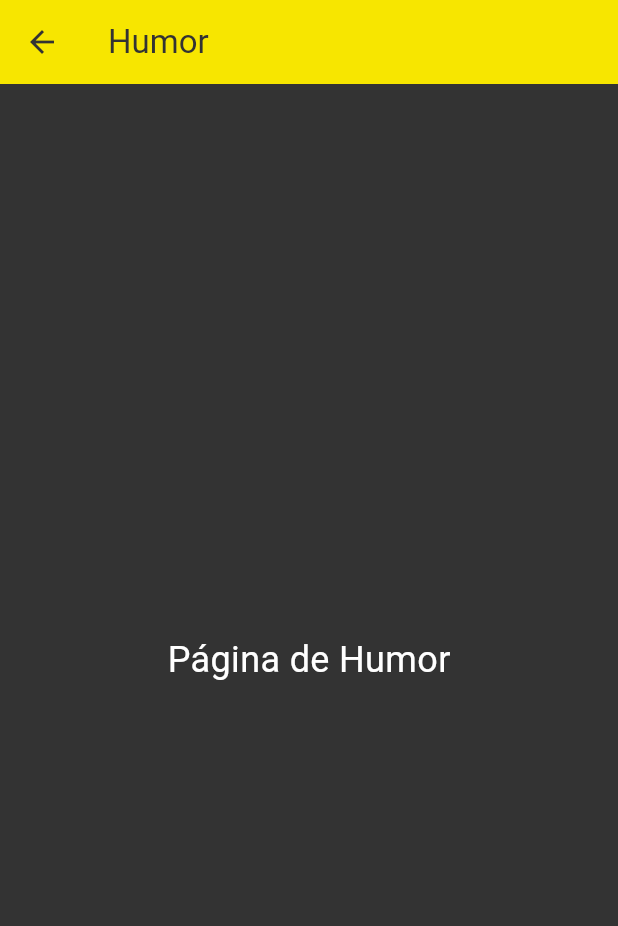
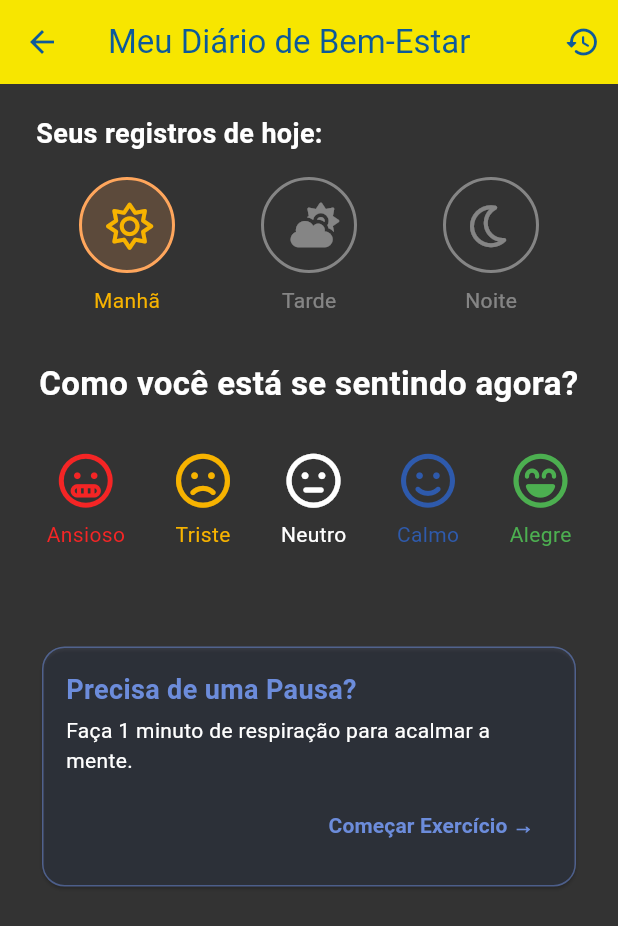
Before and after one commit to GabrielS0usa/projeto_tcc, a Flutter app: the HealthScreen screen opened directly, after a tap on an icon or button, on a phone screen of 412 x 824 dp. Shown: the top 926 px of the screen. Run offline on Flutter 3.47's test engine with Material 3 defaults, Android fonts, the phone set to English and light mode, and no system bars; our stand-ins replace flutter_secure_storage, font_awesome_flutter; accounts and stored records are empty.

Commit message:
Criação tela de Diario de Bem estar

```diff
--- a/frontend/lib/main.dart
+++ b/frontend/lib/main.dart
@@ -1,5 +1,7 @@
 import 'package:flutter/material.dart';
 import 'package:flutter_localizations/flutter_localizations.dart';
+import 'package:projeto/screens/diario_bem_estar_screen.dart';
+import 'package:projeto/screens/health_screen.dart';
 import 'screens/login_screen.dart';
 
 void main() {
@@ -25,7 +27,7 @@ class MyApp extends StatelessWidget {
       ],
       locale: const Locale('pt', 'BR'),
 
-      home: const LoginScreen(),
+      home: const HealthScreen(),
     );
   }
 }
--- /dev/null
+++ b/frontend/lib/screens/diario_bem_estar_screen.dart
@@ -0,0 +1,369 @@
+// lib/screens/diario_bem_estar_screen.dart
+
+import 'package:flutter/material.dart';
+import 'package:font_awesome_flutter/font_awesome_flutter.dart';
+import 'package:intl/intl.dart';
+import '../theme/app_colors.dart';
+
+// Enums para deixar o código mais limpo e seguro
+enum Humor { ansioso, triste, neutro, calmo, alegre }
+enum PeriodoDia { manha, tarde, noite }
+
+class DiarioBemEstarScreen extends StatefulWidget {
+  const DiarioBemEstarScreen({Key? key}) : super(key: key);
+
+  @override
+  _DiarioBemEstarScreenState createState() => _DiarioBemEstarScreenState();
+}
+
+class _DiarioBemEstarScreenState extends State<DiarioBemEstarScreen> {
+  // Variáveis de estado da tela
+  Humor? _selectedHumor;
+  final TextEditingController _noteController = TextEditingController();
+  PeriodoDia _currentPeriod = PeriodoDia.manha;
+
+  // Simulação de registros salvos
+  Humor? _registroManha;
+  Humor? _registroTarde;
+  Humor? _registroNoite;
+
+  bool get _isPeriodoAtualRegistrado {
+    if (_currentPeriod == PeriodoDia.manha) return _registroManha != null;
+    if (_currentPeriod == PeriodoDia.tarde) return _registroTarde != null;
+    if (_currentPeriod == PeriodoDia.noite) return _registroNoite != null;
+    return false;
+  }
+
+  @override
+  void initState() {
+    super.initState();
+    _determineCurrentPeriod();
+  }
+
+  void _determineCurrentPeriod() {
+    final hour = DateTime.now().hour;
+    if (hour >= 5 && hour < 12) {
+      _currentPeriod = PeriodoDia.manha;
+    } else if (hour >= 12 && hour < 18) {
+      _currentPeriod = PeriodoDia.tarde;
+    } else {
+      _currentPeriod = PeriodoDia.noite;
+    }
+  }
+
+  String _getFormattedDate() {
+    return DateFormat('EEEE, d \'de\' MMMM', 'pt_BR').format(DateTime.now());
+  }
+
+  void _salvarSentimento() {
+    if (_selectedHumor == null) return;
+
+    setState(() {
+      if (_currentPeriod == PeriodoDia.manha) _registroManha = _selectedHumor;
+      if (_currentPeriod == PeriodoDia.tarde) _registroTarde = _selectedHumor;
+      if (_currentPeriod == PeriodoDia.noite) _registroNoite = _selectedHumor;
+      _selectedHumor = null;
+    });
+
+    ScaffoldMessenger.of(context).showSnackBar(
+      const SnackBar(
+        content: Text('Seu sentimento foi guardado com carinho!'),
+        backgroundColor: VivaBemColors.verdeConfirmacao,
+      ),
+    );
+  }
+
+  @override
+  Widget build(BuildContext context) {
+    return Scaffold(
+      backgroundColor: VivaBemColors.cinzaEscuro,
+      appBar: AppBar(
+        backgroundColor: VivaBemColors.botaoAmareloSol,
+        title: const Text(
+          'Meu Diário de Bem-Estar',
+          style: TextStyle(color: VivaBemColors.botaoAzulProfundo), // MUDANÇA: Texto branco
+        ),
+        iconTheme: const IconThemeData(color: VivaBemColors.botaoAzulProfundo), // MUDANÇA: Ícone de voltar branco
+        actions: [
+          IconButton(
+            icon: const Icon(Icons.history_rounded),
+            onPressed: () {
+              ScaffoldMessenger.of(context).showSnackBar(
+                const SnackBar(content: Text('Tela de Histórico a ser implementada!')),
+              );
+            },
+          ),
+        ],
+      ),
+      body: SingleChildScrollView(
+        padding: const EdgeInsets.symmetric(horizontal: 24.0, vertical: 20.0),
+        child: Column(
+          crossAxisAlignment: CrossAxisAlignment.start,
+          children: [
+            _buildDailyProgressTracker(),
+            const SizedBox(height: 30),
+            if (!_isPeriodoAtualRegistrado) _buildRegistroSection(),
+            if (_isPeriodoAtualRegistrado) _buildMensagemConcluido(),
+            const SizedBox(height: 30),
+            if (_registroManha != null || _registroTarde != null || _registroNoite != null)
+              _buildInspirationCard(),
+            const SizedBox(height: 20),
+            _buildToolsCard(),
+          ],
+        ),
+      ),
+    );
+  }
+
+  Widget _buildDailyProgressTracker() {
+    return Column(
+      crossAxisAlignment: CrossAxisAlignment.start,
+      children: [
+        const Text(
+          'Seus registros de hoje:',
+          // MUDANÇA: Texto branco para o tema escuro
+          style: TextStyle(fontSize: 18, fontWeight: FontWeight.bold, color: VivaBemColors.branco),
+        ),
+        const SizedBox(height: 16),
+        Row(
+          mainAxisAlignment: MainAxisAlignment.spaceAround,
+          children: [
+            _buildPeriodIcon(PeriodoDia.manha, FontAwesomeIcons.sun, "Manhã"),
+            _buildPeriodIcon(PeriodoDia.tarde, FontAwesomeIcons.cloudSun, "Tarde"),
+            _buildPeriodIcon(PeriodoDia.noite, FontAwesomeIcons.moon, "Noite"),
+          ],
+        ),
+      ],
+    );
+  }
+
+  Widget _buildPeriodIcon(PeriodoDia periodo, IconData icon, String label) {
+    bool isActive = _currentPeriod == periodo;
+    bool isCompleted = (_registroManha != null && periodo == PeriodoDia.manha) ||
+                       (_registroTarde != null && periodo == PeriodoDia.tarde) ||
+                       (_registroNoite != null && periodo == PeriodoDia.noite);
+    // MUDANÇA: Cor inativa ajustada para o tema escuro
+    Color inactiveColor = VivaBemColors.branco.withOpacity(0.4);
+
+    return Column(
+      children: [
+        Container(
+          padding: const EdgeInsets.all(16),
+          decoration: BoxDecoration(
+            shape: BoxShape.circle,
+            color: isCompleted
+                ? VivaBemColors.verdeConfirmacao.withOpacity(0.2)
+                : isActive
+                    ? VivaBemColors.laranjaSuave.withOpacity(0.2)
+                    : Colors.transparent, // Fundo transparente para inativos
+            border: Border.all(
+              color: isCompleted
+                  ? VivaBemColors.verdeConfirmacao
+                  : isActive ? VivaBemColors.laranjaSuave : inactiveColor,
+              width: 2,
+            ),
+          ),
+          child: isCompleted
+              ? const Icon(Icons.check_circle, color: VivaBemColors.verdeConfirmacao, size: 28)
+              : Icon(icon, color: isActive ? VivaBemColors.laranjaPrimario : inactiveColor, size: 28),
+        ),
+        const SizedBox(height: 8),
+        Text(label, style: TextStyle(color: isCompleted ? VivaBemColors.verdeConfirmacao : isActive ? VivaBemColors.laranjaPrimario : inactiveColor))
+      ],
+    );
+  }
+
+  Widget _buildRegistroSection() {
+    return Column(
+      crossAxisAlignment: CrossAxisAlignment.stretch,
+      children: [
+        const Text(
+          'Como você está se sentindo agora?',
+          textAlign: TextAlign.center,
+          // MUDANÇA: Texto branco
+          style: TextStyle(fontSize: 22, fontWeight: FontWeight.bold, color: VivaBemColors.branco),
+        ),
+        const SizedBox(height: 20),
+        _buildHumorSelection(),
+        // Usando AnimatedSize para uma transição suave ao aparecer
+        AnimatedSize(
+          duration: const Duration(milliseconds: 300),
+          curve: Curves.easeInOut,
+          child: _selectedHumor != null ? _buildAnnotationSection() : const SizedBox.shrink(),
+        ),
+      ],
+    );
+  }
+
+  Widget _buildMensagemConcluido() {
+    return Container(
+      padding: const EdgeInsets.all(24),
+      decoration: BoxDecoration(
+        color: VivaBemColors.verdeConfirmacao.withOpacity(0.1),
+        borderRadius: BorderRadius.circular(15),
+        border: Border.all(color: VivaBemColors.verdeConfirmacao.withOpacity(0.3))
+      ),
+      child: const Center(
+        child: Text(
+          "Seu sentimento de hoje já foi registrado!\nVolte mais tarde.",
+          textAlign: TextAlign.center,
+          style: TextStyle(fontSize: 18, color: VivaBemColors.verdeConfirmacao, fontWeight: FontWeight.bold),
+        ),
+      ),
+    );
+  }
+
+  Widget _buildHumorSelection() {
+    // ... (Este widget já funciona bem no tema escuro)
+    return Row(
+      mainAxisAlignment: MainAxisAlignment.spaceBetween,
+      children: [
+        _buildHumorButton(Humor.ansioso, FontAwesomeIcons.faceGrimace, "Ansioso", VivaBemColors.vermelhoSuave),
+        _buildHumorButton(Humor.triste, FontAwesomeIcons.faceFrown, "Triste", VivaBemColors.laranjaPrimario),
+        _buildHumorButton(Humor.neutro, FontAwesomeIcons.faceMeh, "Neutro", VivaBemColors.branco),
+        _buildHumorButton(Humor.calmo, FontAwesomeIcons.faceSmile, "Calmo", VivaBemColors.azulPrimario),
+        _buildHumorButton(Humor.alegre, FontAwesomeIcons.faceLaughBeam, "Alegre", VivaBemColors.verdeConfirmacao),
+      ],
+    );
+  }
+
+  Widget _buildHumorButton(Humor humor, IconData icon, String label, Color color) {
+    bool isSelected = _selectedHumor == humor;
+    return GestureDetector(
+      onTap: () => setState(() => _selectedHumor = humor),
+      child: AnimatedContainer(
+        duration: const Duration(milliseconds: 200),
+        padding: const EdgeInsets.symmetric(vertical: 8, horizontal: 4),
+        decoration: BoxDecoration(
+          color: isSelected ? color.withOpacity(0.4) : Colors.transparent,
+          borderRadius: BorderRadius.circular(18),
+          border: Border.all(
+            color: isSelected ? color : Colors.transparent,
+            width: 3,
+          ),
+        ),
+        child: Column(
+          children: [
+            Icon(icon, size: 36, color: color),
+            const SizedBox(height: 8),
+            Text(label, style: TextStyle(color: color, fontWeight: isSelected ? FontWeight.bold : FontWeight.normal)),
+          ],
+        ),
+      ),
+    );
+  }
+
+  Widget _buildAnnotationSection() {
+    return Padding(
+      padding: const EdgeInsets.only(top: 30.0),
+      child: Column(
+        crossAxisAlignment: CrossAxisAlignment.stretch,
+        children: [
+          Text(
+            _getAnnotationPrompt(),
+            style: const TextStyle(fontSize: 16, color: VivaBemColors.branco),
+          ),
+          const SizedBox(height: 10),
+          TextField(
+            controller: _noteController,
+            maxLines: 4,
+            style: const TextStyle(color: VivaBemColors.branco),
+            decoration: InputDecoration(
+              hintText: "Escreva aqui, se desejar...",
+              hintStyle: TextStyle(color: VivaBemColors.branco.withOpacity(0.5)),
+              filled: true,
+              fillColor: VivaBemColors.branco.withOpacity(0.05),
+              enabledBorder: OutlineInputBorder(
+                borderRadius: BorderRadius.circular(12),
+                borderSide: BorderSide(color: VivaBemColors.branco.withOpacity(0.2)),
+              ),
+              focusedBorder: OutlineInputBorder(
+                borderRadius: BorderRadius.circular(12),
+                borderSide: const BorderSide(color: VivaBemColors.azulClaro, width: 2),
+              ),
+              suffixIcon: Row(
+                mainAxisSize: MainAxisSize.min,
+                children: [
+                  IconButton(icon: const Icon(Icons.mic, color: VivaBemColors.azulClaro), onPressed: () {/* TODO: Voice Input */}),
+                  IconButton(icon: const Icon(Icons.photo_camera, color: VivaBemColors.azulClaro), onPressed: () {/* TODO: Photo Input */}),
+                ],
+              ),
+            ),
+          ),
+          const SizedBox(height: 20),
+          ElevatedButton(
+            onPressed: _salvarSentimento,
+            style: ElevatedButton.styleFrom(
+              backgroundColor: VivaBemColors.laranjaPrimario,
+              padding: const EdgeInsets.symmetric(vertical: 16),
+              shape: RoundedRectangleBorder(borderRadius: BorderRadius.circular(12)),
+            ),
+            child: const Text(
+              'Salvar Sentimento',
+              style: TextStyle(fontSize: 18, color: VivaBemColors.cinzaEscuro, fontWeight: FontWeight.bold),
+            ),
+          )
+        ],
+      ),
+    );
+  }
+
+  String _getAnnotationPrompt() {
+    switch (_selectedHumor) {
+      case Humor.alegre: return "Que maravilha! O que te fez sorrir hoje?";
+      case Humor.calmo: return "Que bom! O que te trouxe paz hoje?";
+      case Humor.triste: return "Sinto muito por isso. Quer contar o que aconteceu?";
+      case Humor.ansioso: return "Respire fundo. Se quiser, escreva o que está sentindo.";
+      default: return "Quer adicionar uma anotação sobre seu sentimento?";
+    }
+  }
+
+  Widget _buildInspirationCard() {
+    return Card(
+      // MUDANÇA: Cor do card ajustada para o tema escuro
+      color: VivaBemColors.laranjaPrimario.withOpacity(0.1),
+      shape: RoundedRectangleBorder(
+        borderRadius: BorderRadius.circular(15),
+        side: BorderSide(color: VivaBemColors.laranjaPrimario.withOpacity(0.5), width: 1),
+      ),
+      child: const Padding(
+        padding: EdgeInsets.all(16.0),
+        child: ListTile(
+          leading: Icon(FontAwesomeIcons.lightbulb, color: VivaBemColors.laranjaPrimario),
+          title: Text("Frase do Dia", style: TextStyle(fontWeight: FontWeight.bold, color: VivaBemColors.laranjaPrimario)),
+          subtitle: Text("A gentileza é a linguagem que o surdo pode ouvir e o cego pode ver.", style: TextStyle(color: VivaBemColors.branco, fontStyle: FontStyle.italic)),
+        ),
+      ),
+    );
+  }
+
+  Widget _buildToolsCard() {
+    return Card(
+      // MUDANÇA: Cor do card ajustada para o tema escuro
+      color: VivaBemColors.azulClaro.withOpacity(0.1),
+      shape: RoundedRectangleBorder(
+        borderRadius: BorderRadius.circular(15),
+        side: BorderSide(color: VivaBemColors.azulClaro.withOpacity(0.5), width: 1),
+      ),
+      child: Padding(
+        padding: const EdgeInsets.all(16.0),
+        child: Column(
+          crossAxisAlignment: CrossAxisAlignment.start,
+          children: [
+            const Text("Precisa de uma Pausa?", style: TextStyle(fontSize: 18, fontWeight: FontWeight.bold, color: VivaBemColors.azulClaro)),
+            const SizedBox(height: 4),
+            const Text("Faça 1 minuto de respiração para acalmar a mente.", style: TextStyle(color: VivaBemColors.branco)),
+            const SizedBox(height: 10),
+            Align(
+              alignment: Alignment.centerRight,
+              child: TextButton(
+                onPressed: () {/* TODO: Breathing exercise screen */},
+                child: const Text("Começar Exercício →", style: TextStyle(color: VivaBemColors.azulClaro, fontWeight: FontWeight.bold)),
+              ),
+            )
+          ],
+        ),
+      ),
+    );
+  }
+}
--- a/frontend/lib/screens/health_screen.dart
+++ b/frontend/lib/screens/health_screen.dart
@@ -1,5 +1,6 @@
 import 'package:flutter/material.dart';
 import 'package:font_awesome_flutter/font_awesome_flutter.dart';
+import 'package:projeto/screens/diario_bem_estar_screen.dart';
 import 'medicine_screen.dart';
 import '../theme/app_colors.dart';
 
@@ -82,10 +83,7 @@ class HealthScreen extends StatelessWidget {
                       icon: FontAwesomeIcons.faceSmile,
                       color: VivaBemColors.botaoAmareloSol,
                       context: context,
-                      destinationPage: const DetailPage(
-                        title: 'Humor',
-                        backgroundColor: VivaBemColors.botaoAmareloSol,
-                      ),
+                      destinationPage: const DiarioBemEstarScreen(),
                     ),
                     _buildGridItem(
                       icon: FontAwesomeIcons.heartPulse,
```
